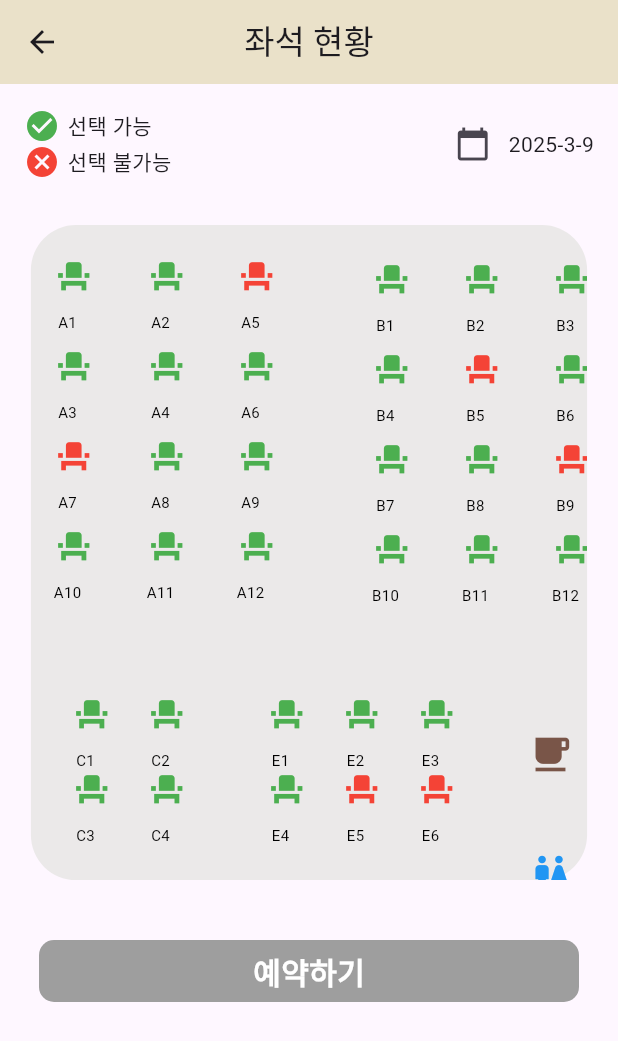
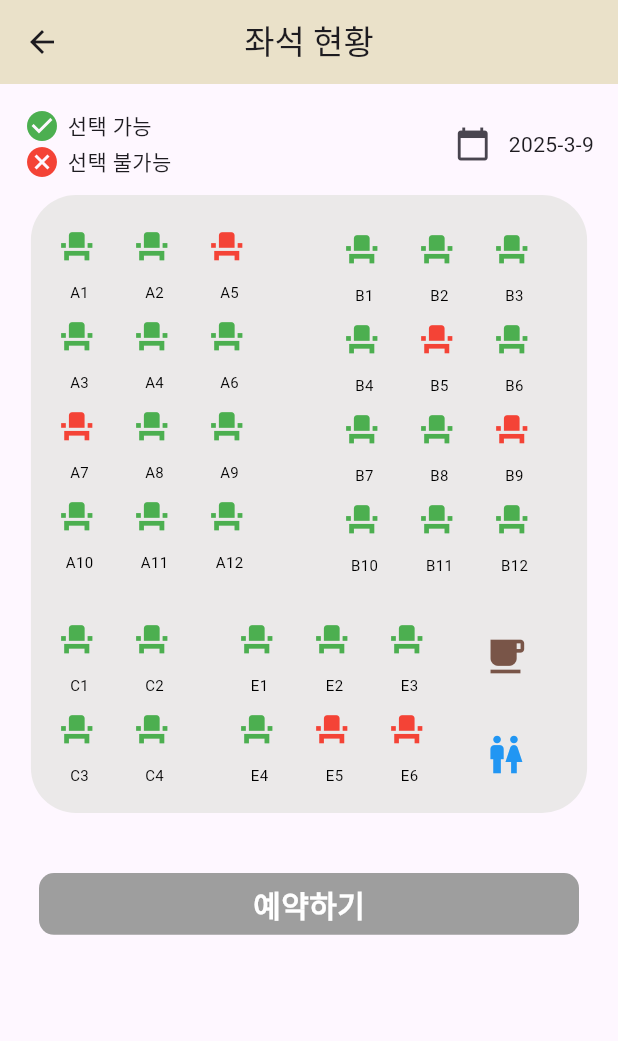
Before and after one commit to APP-iOS7/study_cafe-P6, a Flutter app: the screen it shows once a user with an empty profile is signed in, after a tap on "이용권 구매", on a phone screen of 412 x 824 dp. Shown: the top 1041 px of the screen. Run offline on Flutter 3.47's test engine with Material 3 defaults, Android fonts, the phone set to English and light mode, and no system bars; our stand-ins replace cloud_firestore, firebase_auth, firebase_core, get; missing offline and left inert: tosspayments_widget_sdk_flutter; accounts and stored records are empty.

Commit message:
안드와 ios의 좌석뷰 수정

```diff
--- a/study_cafe_p6/lib/Screen/main_home_screen.dart
+++ b/study_cafe_p6/lib/Screen/main_home_screen.dart
@@ -36,7 +36,7 @@ class _MainHomeViewState extends State<MainHomeView> {
               mainAxisAlignment: MainAxisAlignment.start,
               children: [
                 Padding(
-                  padding: const EdgeInsets.only(top: 20, left: 20),
+                  padding: const EdgeInsets.only(top: 1, left: 20),
                   child: Text(
                     '${user!.displayName}님의 이용권',
                     style: TextStyle(fontSize: 20, fontWeight: FontWeight.bold),
@@ -44,7 +44,7 @@ class _MainHomeViewState extends State<MainHomeView> {
                 ),
               ],
             ),
-            SizedBox(height: 30),
+            SizedBox(height: 20),
             Container(
               width: MediaQuery.of(context).size.width * 0.83,
               height: MediaQuery.of(context).size.height * 0.63,
--- a/study_cafe_p6/lib/Screen/reservation_screen.dart
+++ b/study_cafe_p6/lib/Screen/reservation_screen.dart
@@ -25,11 +25,10 @@ class ReservationScreen extends StatelessWidget {
           Padding(
             padding: const EdgeInsets.symmetric(horizontal: 20.0, vertical: 30),
             child: Row(
+              mainAxisAlignment: MainAxisAlignment.spaceBetween,
               children: [
-                SizedBox(width: 15),
                 Text('${user!.displayName}', style: TextStyle(fontSize: 30)),
-                SizedBox(width: 225),
-                Text(seatInfo + "번", style: TextStyle(fontSize: 30)),
+                Text("$seatInfo번", style: TextStyle(fontSize: 30)),
               ],
             ),
           ),
--- a/study_cafe_p6/lib/Screen/seat_page_screen.dart
+++ b/study_cafe_p6/lib/Screen/seat_page_screen.dart
@@ -15,55 +15,46 @@ class _SeatPageViewState extends State<SeatPageView> {
   // 좌석 데이터
   final List<Map<String, dynamic>> seats = [
     // 집중존
-    {'top': 8, 'left': 8, 'isReserved': false, 'seatNumber': 'A1'},
-    {'top': 8, 'left': 70, 'isReserved': false, 'seatNumber': 'A2'},
-    {'top': 68, 'left': 8, 'isReserved': false, 'seatNumber': 'A3'},
-    {'top': 68, 'left': 70, 'isReserved': false, 'seatNumber': 'A4'},
-    {'top': 8, 'left': 130, 'isReserved': true, 'seatNumber': 'A5'},
-    {'top': 68, 'left': 130, 'isReserved': false, 'seatNumber': 'A6'},
-    {'top': 128, 'left': 8, 'isReserved': true, 'seatNumber': 'A7'},
-    {'top': 128, 'left': 70, 'isReserved': false, 'seatNumber': 'A8'},
-    {'top': 128, 'left': 130, 'isReserved': false, 'seatNumber': 'A9'},
-    {'top': 188, 'left': 8, 'isReserved': false, 'seatNumber': 'A10'},
-    {'top': 188, 'left': 70, 'isReserved': false, 'seatNumber': 'A11'},
-    {'top': 188, 'left': 130, 'isReserved': false, 'seatNumber': 'A12'},
+    {'top': 8, 'left': 10, 'isReserved': false, 'seatNumber': 'A1'},
+    {'top': 8, 'left': 60, 'isReserved': false, 'seatNumber': 'A2'},
+    {'top': 68, 'left': 10, 'isReserved': false, 'seatNumber': 'A3'},
+    {'top': 68, 'left': 60, 'isReserved': false, 'seatNumber': 'A4'},
+    {'top': 8, 'left': 110, 'isReserved': true, 'seatNumber': 'A5'},
+    {'top': 68, 'left': 110, 'isReserved': false, 'seatNumber': 'A6'},
+    {'top': 128, 'left': 10, 'isReserved': true, 'seatNumber': 'A7'},
+    {'top': 128, 'left': 60, 'isReserved': false, 'seatNumber': 'A8'},
+    {'top': 128, 'left': 110, 'isReserved': false, 'seatNumber': 'A9'},
+    {'top': 188, 'left': 10, 'isReserved': false, 'seatNumber': 'A10'},
+    {'top': 188, 'left': 60, 'isReserved': false, 'seatNumber': 'A11'},
+    {'top': 188, 'left': 110, 'isReserved': false, 'seatNumber': 'A12'},
 
     // 노트북존
-    {'top': 10, 'left': 220, 'isReserved': false, 'seatNumber': 'B1'},
-    {'top': 10, 'left': 280, 'isReserved': false, 'seatNumber': 'B2'},
-    {'top': 10, 'left': 340, 'isReserved': false, 'seatNumber': 'B3'},
-    {'top': 70, 'left': 220, 'isReserved': false, 'seatNumber': 'B4'},
-    {'top': 70, 'left': 280, 'isReserved': true, 'seatNumber': 'B5'},
-    {'top': 70, 'left': 340, 'isReserved': false, 'seatNumber': 'B6'},
-    {'top': 130, 'left': 220, 'isReserved': false, 'seatNumber': 'B7'},
-    {'top': 130, 'left': 280, 'isReserved': false, 'seatNumber': 'B8'},
-    {'top': 130, 'left': 340, 'isReserved': true, 'seatNumber': 'B9'},
-    {'top': 190, 'left': 220, 'isReserved': false, 'seatNumber': 'B10'},
-    {'top': 190, 'left': 280, 'isReserved': false, 'seatNumber': 'B11'},
-    {'top': 190, 'left': 340, 'isReserved': false, 'seatNumber': 'B12'},
+    {'top': 10, 'left': 200, 'isReserved': false, 'seatNumber': 'B1'},
+    {'top': 10, 'left': 250, 'isReserved': false, 'seatNumber': 'B2'},
+    {'top': 10, 'left': 300, 'isReserved': false, 'seatNumber': 'B3'},
+    {'top': 70, 'left': 200, 'isReserved': false, 'seatNumber': 'B4'},
+    {'top': 70, 'left': 250, 'isReserved': true, 'seatNumber': 'B5'},
+    {'top': 70, 'left': 300, 'isReserved': false, 'seatNumber': 'B6'},
+    {'top': 130, 'left': 200, 'isReserved': false, 'seatNumber': 'B7'},
+    {'top': 130, 'left': 250, 'isReserved': false, 'seatNumber': 'B8'},
+    {'top': 130, 'left': 300, 'isReserved': true, 'seatNumber': 'B9'},
+    {'top': 190, 'left': 200, 'isReserved': false, 'seatNumber': 'B10'},
+    {'top': 190, 'left': 250, 'isReserved': false, 'seatNumber': 'B11'},
+    {'top': 190, 'left': 300, 'isReserved': false, 'seatNumber': 'B12'},
 
     // 스터디룸 (4인)
-    {'top': 300, 'left': 20, 'isReserved': false, 'seatNumber': 'C1'},
-    {'top': 300, 'left': 70, 'isReserved': false, 'seatNumber': 'C2'},
-    {'top': 350, 'left': 20, 'isReserved': false, 'seatNumber': 'C3'},
-    {'top': 350, 'left': 70, 'isReserved': false, 'seatNumber': 'C4'},
-
-    // 스터디룸 (2인)
-    {'top': 430, 'left': 20, 'isReserved': true, 'seatNumber': 'D1'},
-    {'top': 430, 'left': 70, 'isReserved': true, 'seatNumber': 'D2'},
+    {'top': 270, 'left': 10, 'isReserved': false, 'seatNumber': 'C1'},
+    {'top': 270, 'left': 60, 'isReserved': false, 'seatNumber': 'C2'},
+    {'top': 330, 'left': 10, 'isReserved': false, 'seatNumber': 'C3'},
+    {'top': 330, 'left': 60, 'isReserved': false, 'seatNumber': 'C4'},
 
     // 스터디룸 (6인)
-    {'top': 300, 'left': 150, 'isReserved': false, 'seatNumber': 'E1'},
-    {'top': 300, 'left': 200, 'isReserved': false, 'seatNumber': 'E2'},
-    {'top': 300, 'left': 250, 'isReserved': false, 'seatNumber': 'E3'},
-    {'top': 350, 'left': 150, 'isReserved': false, 'seatNumber': 'E4'},
-    {'top': 350, 'left': 200, 'isReserved': true, 'seatNumber': 'E5'},
-    {'top': 350, 'left': 250, 'isReserved': true, 'seatNumber': 'E6'},
-
-    // 스터디룸 (3인)
-    {'top': 430, 'left': 150, 'isReserved': false, 'seatNumber': 'F1'},
-    {'top': 430, 'left': 200, 'isReserved': true, 'seatNumber': 'F2'},
-    {'top': 430, 'left': 250, 'isReserved': false, 'seatNumber': 'F3'},
+    {'top': 270, 'left': 130, 'isReserved': false, 'seatNumber': 'E1'},
+    {'top': 270, 'left': 180, 'isReserved': false, 'seatNumber': 'E2'},
+    {'top': 270, 'left': 230, 'isReserved': false, 'seatNumber': 'E3'},
+    {'top': 330, 'left': 130, 'isReserved': false, 'seatNumber': 'E4'},
+    {'top': 330, 'left': 180, 'isReserved': true, 'seatNumber': 'E5'},
+    {'top': 330, 'left': 230, 'isReserved': true, 'seatNumber': 'E6'},
   ];
 
   @override
@@ -124,10 +115,10 @@ class _SeatPageViewState extends State<SeatPageView> {
               ],
             ),
             Padding(
-              padding: const EdgeInsets.only(top: 30),
+              padding: const EdgeInsets.only(top: 10),
               child: SizedBox(
                 width: MediaQuery.of(context).size.width * 0.9,
-                height: MediaQuery.of(context).size.height * 0.53,
+                height: MediaQuery.of(context).size.height * 0.5,
                 child: Container(
                   decoration: BoxDecoration(
                     color: const Color.fromARGB(255, 235, 233, 233),
@@ -137,8 +128,8 @@ class _SeatPageViewState extends State<SeatPageView> {
                     children: [
                       ...seats.map((seat) => _seatIconButton(seat)),
                       Positioned(
-                        top: 320,
-                        left: 330,
+                        top: 275,
+                        left: 300,
                         child: SizedBox(
                           width: MediaQuery.of(context).size.width * 0.08,
                           height: MediaQuery.of(context).size.height * 0.08,
@@ -150,8 +141,8 @@ class _SeatPageViewState extends State<SeatPageView> {
                         ),
                       ),
                       Positioned(
-                        top: 400,
-                        left: 330,
+                        top: 340,
+                        left: 300,
                         child: SizedBox(
                           width: MediaQuery.of(context).size.width * 0.08,
                           height: MediaQuery.of(context).size.height * 0.08,
@@ -245,10 +236,13 @@ class _SeatPageViewState extends State<SeatPageView> {
                 });
               },
             ),
-            Text(
-              seatNumber,
-              style: TextStyle(fontSize: 10, color: Colors.black),
-              textAlign: TextAlign.center,
+            Padding(
+              padding: const EdgeInsets.only(left: 12),
+              child: Text(
+                seatNumber,
+                style: TextStyle(fontSize: 10, color: Colors.black),
+                textAlign: TextAlign.center,
+              ),
             ),
           ],
         ),
--- a/study_cafe_p6/lib/model/reserve_model.dart
+++ b/study_cafe_p6/lib/model/reserve_model.dart
@@ -6,7 +6,7 @@ class ReservationInfo {
   final String customerEmail; // 예약자 이메일
   final DateTime reservationDate; // 예약 날짜
   final String additionalInfo; // 추가 정보
-  final String seatInfo;
+  final String seatInfo; //좌석정보
 
   ReservationInfo({
     required this.reservationId,
```
